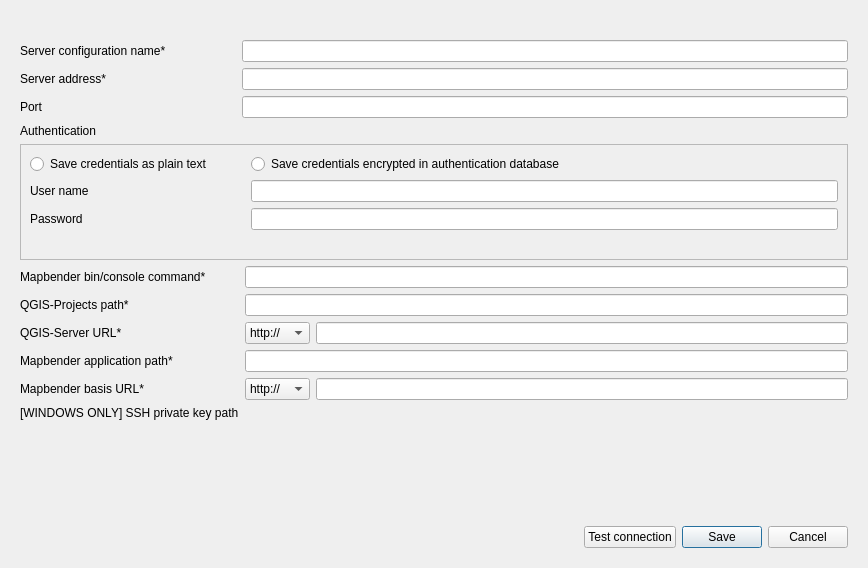
WhereGroup/QGIS2Mapbender, file dialogs/ui/server_config_dialog.ui: the form before one commit.
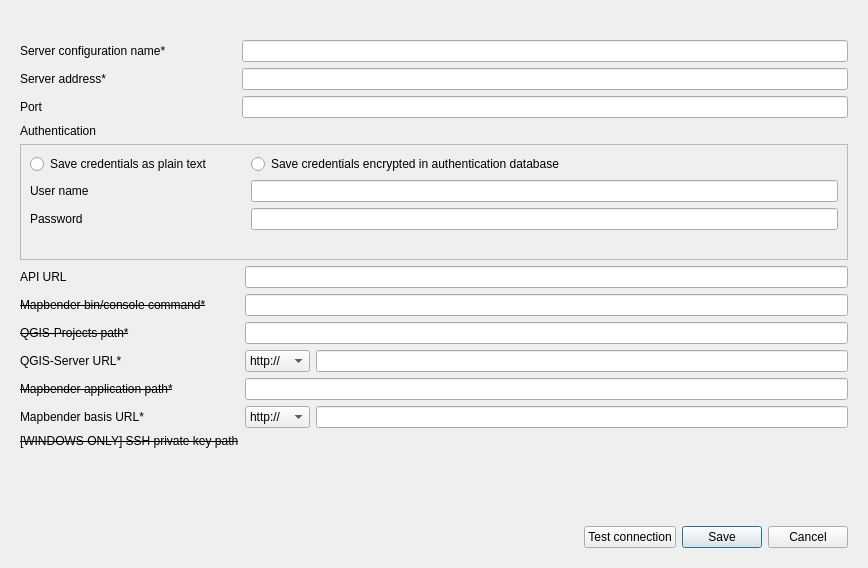
The form after the commit. Icons and pictures are not drawn. Custom widgets are drawn as their Qt base class.

What changed in the file:
```diff
--- a/dialogs/ui/server_config_dialog.ui
+++ b/dialogs/ui/server_config_dialog.ui
@@ -136,34 +136,44 @@
         </item>
         <item row="2" column="0" colspan="2">
          <layout class="QFormLayout" name="formLayout">
-          <item row="0" column="0">
+          <item row="1" column="0">
            <widget class="QLabel" name="binConsoleCommandLabel">
+            <property name="font">
+             <font>
+              <strikeout>true</strikeout>
+             </font>
+            </property>
             <property name="text">
              <string>Mapbender bin/console command*</string>
             </property>
            </widget>
           </item>
-          <item row="0" column="1">
+          <item row="1" column="1">
            <widget class="QLineEdit" name="binConsoleCommandLineEdit"/>
           </item>
-          <item row="1" column="0">
+          <item row="2" column="0">
            <widget class="QLabel" name="qgisProjectPathLabel">
+            <property name="font">
+             <font>
+              <strikeout>true</strikeout>
+             </font>
+            </property>
             <property name="text">
              <string>QGIS-Projects path*</string>
             </property>
            </widget>
           </item>
-          <item row="1" column="1">
+          <item row="2" column="1">
            <widget class="QLineEdit" name="qgisProjectPathLineEdit"/>
           </item>
-          <item row="2" column="0">
+          <item row="3" column="0">
            <widget class="QLabel" name="qgisServerPathLabel">
             <property name="text">
              <string>QGIS-Server URL*</string>
             </property>
            </widget>
           </item>
-          <item row="2" column="1">
+          <item row="3" column="1">
            <layout class="QHBoxLayout" name="horizontalLayout_4">
             <item>
              <widget class="QComboBox" name="protocolQgisServerCmbBox">
@@ -196,24 +206,29 @@
             </item>
            </layout>
           </item>
-          <item row="3" column="0">
+          <item row="4" column="0">
            <widget class="QLabel" name="mbPathLabel">
+            <property name="font">
+             <font>
+              <strikeout>true</strikeout>
+             </font>
+            </property>
             <property name="text">
              <string>Mapbender application path*</string>
             </property>
            </widget>
           </item>
-          <item row="3" column="1">
+          <item row="4" column="1">
            <widget class="QLineEdit" name="mbPathLineEdit"/>
           </item>
-          <item row="4" column="0">
+          <item row="5" column="0">
            <widget class="QLabel" name="mbBasisUrlLabel">
             <property name="text">
              <string>Mapbender basis URL*</string>
             </property>
            </widget>
           </item>
-          <item row="4" column="1">
+          <item row="5" column="1">
            <layout class="QHBoxLayout" name="internHLayout">
             <item>
              <widget class="QComboBox" name="protocolMapbenderCmbBox">
@@ -250,16 +265,31 @@
             </item>
            </layout>
           </item>
-          <item row="5" column="0">
+          <item row="6" column="0">
            <widget class="QLabel" name="winPKPathLabel">
+            <property name="font">
+             <font>
+              <strikeout>true</strikeout>
+             </font>
+            </property>
             <property name="text">
              <string>[WINDOWS ONLY] SSH private key path</string>
             </property>
            </widget>
           </item>
-          <item row="5" column="1">
+          <item row="6" column="1">
            <widget class="QgsFileWidget" name="winPKFileWidget"/>
           </item>
+          <item row="0" column="0">
+           <widget class="QLabel" name="apiLabel">
+            <property name="text">
+             <string>API URL</string>
+            </property>
+           </widget>
+          </item>
+          <item row="0" column="1">
+           <widget class="QLineEdit" name="apiLineEdit"/>
+          </item>
          </layout>
         </item>
        </layout>
```
